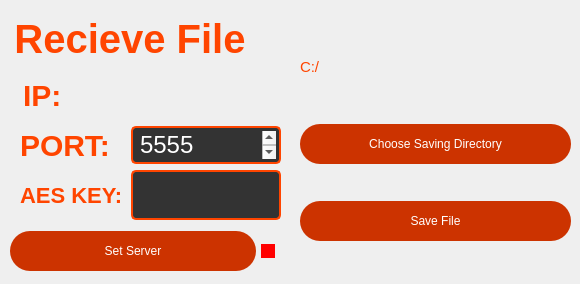
Qt form ui/RecievingFile.ui (bartzlot/file_sender) before a commit.
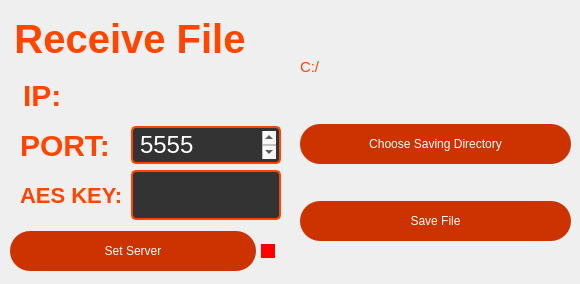
The same form after that commit.

The edit to the form file:
```diff
--- a/ui/RecievingFile.ui
+++ b/ui/RecievingFile.ui
@@ -47,7 +47,7 @@
 }</string>
        </property>
        <property name="text">
-        <string>Recieve File</string>
+        <string>Receive File</string>
        </property>
        <property name="alignment">
         <set>Qt::AlignCenter</set>
```
Left out of the diff: 2 changed lines with no effect on the pictures.
